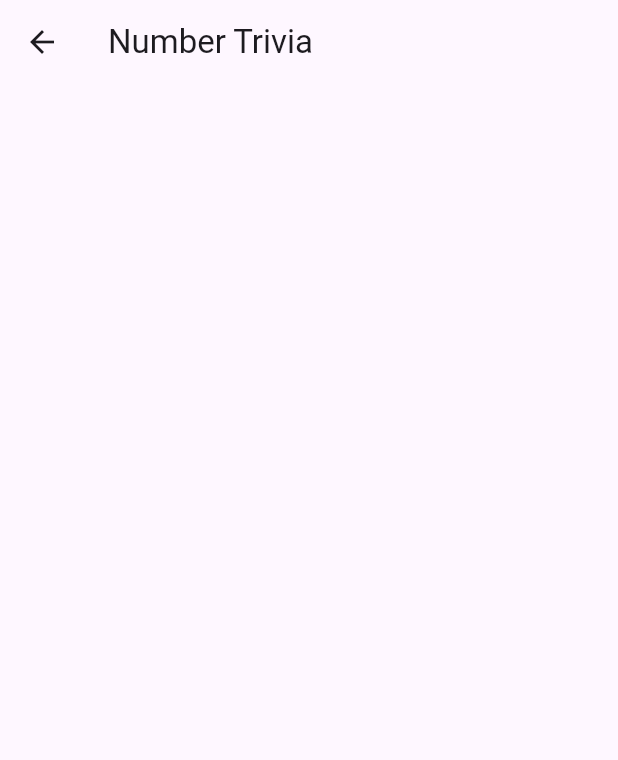
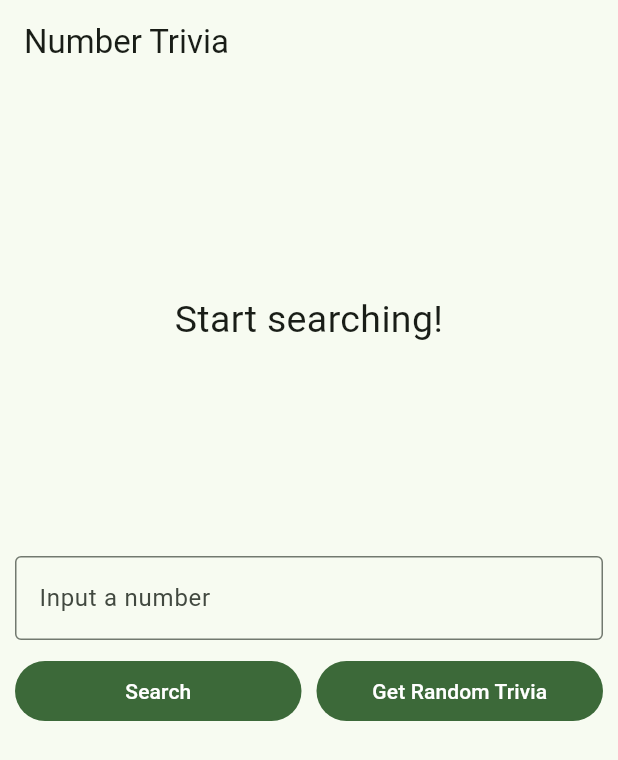
Before and after one commit to alisonfrd/repo_of_adv_flutter_concepts, a Flutter app: the NumberTriviaPage screen opened directly, on a phone screen of 412 x 824 dp. Shown: the top 760 px of the screen. Run offline on Flutter 3.47's test engine with Material 3 defaults, Android fonts, the phone set to English and light mode, and no system bars; our stand-ins replace bloc, dartz, equatable, flutter_bloc, get_it, internet_connection_checker and 1 more; accounts and stored records are empty.

Commit message:
feat: implementation UI

```diff
--- a/tdd_arch_reso/lib/features/number_trivia/presentation/pages/number_trivia_page.dart
+++ b/tdd_arch_reso/lib/features/number_trivia/presentation/pages/number_trivia_page.dart
@@ -1,10 +1,52 @@
 import 'package:flutter/material.dart';
+import 'package:flutter_bloc/flutter_bloc.dart';
+import 'package:tdd_arch_reso/features/number_trivia/presentation/bloc/bloc/number_trivia_bloc.dart';
+import 'package:tdd_arch_reso/injection_container.dart';
+
+import '../../domain/entities/number_trivia.dart';
+import '../widgets/widgets.dart';
 
 class NumberTriviaPage extends StatelessWidget {
   const NumberTriviaPage({super.key});
 
   @override
   Widget build(BuildContext context) {
-    return Scaffold(appBar: AppBar(title: Text('Number Trivia')));
+    return Scaffold(
+      appBar: AppBar(title: const Text('Number Trivia')),
+      body: SingleChildScrollView(child: buildBody(context)),
+    );
+  }
+
+  BlocProvider<NumberTriviaBloc> buildBody(BuildContext context) {
+    return BlocProvider(
+      create: (context) => sl<NumberTriviaBloc>(),
+      child: Center(
+        child: Padding(
+          padding: const EdgeInsetsGeometry.all(10),
+          child: Column(
+            children: [
+              SizedBox(height: 10),
+              BlocBuilder<NumberTriviaBloc, NumberTriviaState>(
+                builder: (context, state) {
+                  if (state is Empty) {
+                    return MessageDisplay(message: 'Start searching!');
+                  } else if (state is Loading) {
+                    return LoadingWidget();
+                  } else if (state is Loaded) {
+                    return TriviaDisplay(numberTrivia: state.trivia);
+                  } else if (state is Error) {
+                    return MessageDisplay(message: state.message);
+                  }
+                  return Container();
+                },
+              ),
+
+              SizedBox(height: 20),
+              TriviaControls(),
+            ],
+          ),
+        ),
+      ),
+    );
   }
 }
--- /dev/null
+++ b/tdd_arch_reso/lib/features/number_trivia/presentation/widgets/message_display_widget.dart
@@ -0,0 +1,24 @@
+import 'package:flutter/material.dart';
+
+class MessageDisplay extends StatelessWidget {
+  final String message;
+
+  const MessageDisplay({super.key, required this.message});
+
+  @override
+  Widget build(BuildContext context) {
+    return SizedBox(
+      //Third of the size of the screen
+      height: MediaQuery.of(context).size.height / 3,
+      child: Center(
+        child: SingleChildScrollView(
+          child: Text(
+            message,
+            style: TextStyle(fontSize: 25),
+            textAlign: TextAlign.center,
+          ),
+        ),
+      ),
+    );
+  }
+}
--- /dev/null
+++ b/tdd_arch_reso/lib/features/number_trivia/presentation/widgets/trivia_controls.dart
@@ -0,0 +1,70 @@
+import 'package:flutter/material.dart';
+import 'package:flutter_bloc/flutter_bloc.dart';
+
+import '../bloc/bloc/number_trivia_bloc.dart';
+
+class TriviaControls extends StatefulWidget {
+  const TriviaControls({super.key});
+
+  @override
+  State<TriviaControls> createState() => _TriviaControsState();
+}
+
+class _TriviaControsState extends State<TriviaControls> {
+  final controller = TextEditingController();
+  String inputStr = '';
+
+  @override
+  Widget build(BuildContext context) {
+    return Column(
+      children: [
+        TextField(
+          controller: controller,
+          keyboardType: TextInputType.number,
+          decoration: InputDecoration(
+            border: OutlineInputBorder(),
+            hintText: 'Input a number',
+          ),
+          onChanged: (value) {
+            inputStr = value;
+          },
+          onSubmitted: (value) {
+            ();
+          },
+        ),
+        SizedBox(height: 10),
+        Row(
+          children: [
+            Expanded(
+              child: FilledButton(
+                onPressed: dispatchConcrete,
+                style: ButtonStyle(),
+                child: Text('Search'),
+              ),
+            ),
+            SizedBox(width: 10),
+            Expanded(
+              child: FilledButton(
+                onPressed: dispatchRandom,
+                style: ButtonStyle(),
+                child: Text('Get Random Trivia'),
+              ),
+            ),
+          ],
+        ),
+      ],
+    );
+  }
+
+  void dispatchConcrete() {
+    controller.clear();
+    BlocProvider.of<NumberTriviaBloc>(
+      context,
+    ).add(GetTriviaForConcreteNumber(inputStr));
+  }
+
+  void dispatchRandom() {
+    controller.clear();
+    BlocProvider.of<NumberTriviaBloc>(context).add(GetTriviaForRandomNumber());
+  }
+}
--- /dev/null
+++ b/tdd_arch_reso/lib/features/number_trivia/presentation/widgets/widgets.dart
@@ -0,0 +1,4 @@
+export 'loading_widget.dart';
+export 'trivia_display_widget.dart';
+export 'message_display_widget.dart';
+export 'trivia_controls.dart';
--- a/tdd_arch_reso/lib/injection_container.dart
+++ b/tdd_arch_reso/lib/injection_container.dart
@@ -3,6 +3,7 @@
 import 'package:shared_preferences/shared_preferences.dart';
 import 'package:tdd_arch_reso/core/network/network_info.dart';
 import 'package:tdd_arch_reso/core/util/input_converter.dart';
+import 'package:tdd_arch_reso/features/number_trivia/data/datasources/number_trivia_local_data_source.dart';
 import 'package:tdd_arch_reso/features/number_trivia/data/datasources/number_trivia_remote_data_source.dart';
 import 'package:tdd_arch_reso/features/number_trivia/data/repositories/number_trivia_repository_impl.dart';
 import 'package:tdd_arch_reso/features/number_trivia/domain/usecases/get_concrete_number_trivia.dart';
@@ -42,6 +43,10 @@
     () => NumberTriviaRemoteDataSourceImpl(client: sl()),
   );
 
+  sl.registerLazySingleton<NumberTriviaLocalDataSource>(
+    () => NumberTriviaLocalDataSourceImpl(sharedPreferences: sl()),
+  );
+
   //! Core
   sl.registerLazySingleton<NetworkInfo>(() => NetWorkInfoImpl(sl()));
 
--- a/tdd_arch_reso/pubspec.yaml
+++ b/tdd_arch_reso/pubspec.yaml
@@ -15,7 +15,6 @@
   flutter_bloc: ^9.1.1
   equatable: ^2.0.8
   dartz: ^0.10.1
-  connectivity: ^3.0.6
   http: ^1.6.0
   shared_preferences: ^2.5.4
   internet_connection_checker: ^3.0.1
```
Also changed, not shown: tdd_arch_reso/lib/features/number_trivia/data/datasources/number_trivia_remote_data_source.dart (+26 -4 lines), tdd_arch_reso/lib/features/number_trivia/presentation/bloc/bloc/number_trivia_bloc.dart (+13 -18 lines), tdd_arch_reso/lib/features/number_trivia/presentation/widgets/loading_widget.dart (added, +13 -0 lines), tdd_arch_reso/lib/features/number_trivia/presentation/widgets/trivia_display_widget.dart (added, +38 -0 lines), tdd_arch_reso/lib/main.dart (+5 -103 lines), 1 other file.
